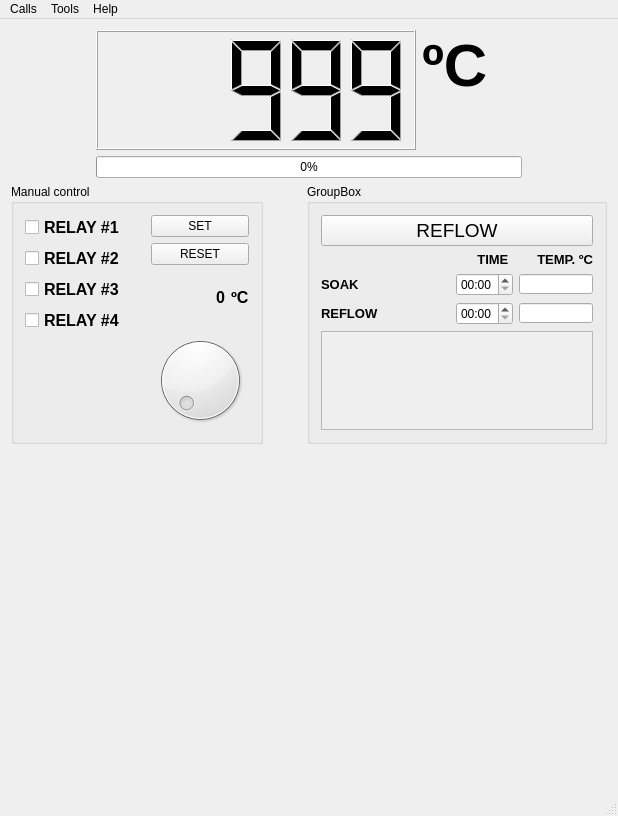
The window that mainwindow.ui (jarkko-hautakorpi/reflow-oven-controller) describes before a commit, drawn with Qt 5.
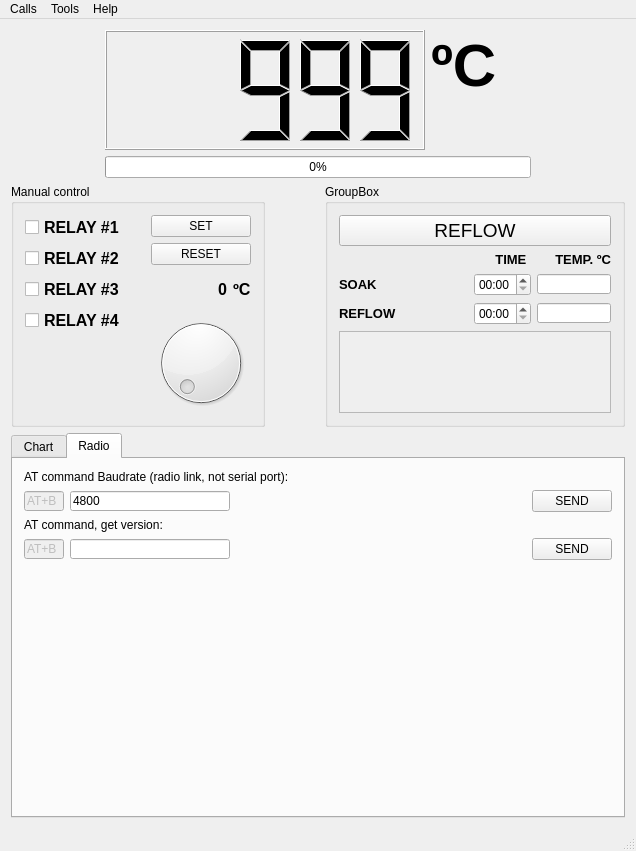
The same window after the commit. Icons and pictures are not drawn.

```diff
--- a/mainwindow.ui
+++ b/mainwindow.ui
@@ -6,8 +6,8 @@
    <rect>
     <x>0</x>
     <y>0</y>
-    <width>618</width>
-    <height>816</height>
+    <width>636</width>
+    <height>851</height>
    </rect>
   </property>
   <property name="windowTitle">
@@ -124,19 +124,6 @@
       </item>
      </layout>
     </item>
-    <item>
-     <spacer name="verticalSpacer_3">
-      <property name="orientation">
-       <enum>Qt::Vertical</enum>
-      </property>
-      <property name="sizeHint" stdset="0">
-       <size>
-        <width>20</width>
-        <height>40</height>
-       </size>
-      </property>
-     </spacer>
-    </item>
     <item>
      <layout class="QHBoxLayout" name="horizontalLayout_8">
       <item>
@@ -529,6 +516,16 @@
      </layout>
     </item>
     <item>
+     <widget class="QTabWidget" name="tabWidget">
+      <property name="currentIndex">
+       <number>1</number>
+      </property>
+      <widget class="QWidget" name="tab">
+       <attribute name="title">
+        <string>Chart</string>
+       </attribute>
+       <layout class="QVBoxLayout" name="verticalLayout_13">
+        <item>
      <layout class="QVBoxLayout" name="verticalLayout_11">
       <item>
        <layout class="QHBoxLayout" name="horizontalLayout_9">
@@ -614,12 +611,219 @@
     </item>
    </layout>
   </widget>
+      <widget class="QWidget" name="tab_2">
+       <attribute name="title">
+        <string>Radio</string>
+       </attribute>
+       <layout class="QVBoxLayout" name="verticalLayout_16">
+        <item>
+         <layout class="QVBoxLayout" name="verticalLayout_14">
+          <item>
+           <widget class="QLabel" name="label_6">
+            <property name="text">
+             <string>AT command Baudrate (radio link, not serial port):</string>
+            </property>
+           </widget>
+          </item>
+          <item>
+           <layout class="QHBoxLayout" name="horizontalLayout_10">
+            <item>
+             <widget class="QLineEdit" name="lineEdit">
+              <property name="enabled">
+               <bool>false</bool>
+              </property>
+              <property name="sizePolicy">
+               <sizepolicy hsizetype="Fixed" vsizetype="Fixed">
+                <horstretch>0</horstretch>
+                <verstretch>0</verstretch>
+               </sizepolicy>
+              </property>
+              <property name="minimumSize">
+               <size>
+                <width>40</width>
+                <height>20</height>
+               </size>
+              </property>
+              <property name="maximumSize">
+               <size>
+                <width>40</width>
+                <height>20</height>
+               </size>
+              </property>
+              <property name="text">
+               <string>AT+B</string>
+              </property>
+             </widget>
+            </item>
+            <item>
+             <widget class="QLineEdit" name="lineEdit_ATBAUDRATE">
+              <property name="maximumSize">
+               <size>
+                <width>160</width>
+                <height>20</height>
+               </size>
+              </property>
+              <property name="text">
+               <string>4800</string>
+              </property>
+             </widget>
+            </item>
+            <item>
+             <spacer name="horizontalSpacer_9">
+              <property name="orientation">
+               <enum>Qt::Horizontal</enum>
+              </property>
+              <property name="sizeHint" stdset="0">
+               <size>
+                <width>40</width>
+                <height>20</height>
+               </size>
+              </property>
+             </spacer>
+            </item>
+            <item>
+             <widget class="QPushButton" name="pushButton_sendAT_Baudrate">
+              <property name="text">
+               <string>SEND</string>
+              </property>
+             </widget>
+            </item>
+           </layout>
+          </item>
+         </layout>
+        </item>
+        <item>
+         <layout class="QVBoxLayout" name="verticalLayout_15">
+          <item>
+           <widget class="QLabel" name="label_7">
+            <property name="text">
+             <string>AT command, get version:</string>
+            </property>
+           </widget>
+          </item>
+          <item>
+           <layout class="QHBoxLayout" name="horizontalLayout_11">
+            <item>
+             <widget class="QLineEdit" name="lineEdit_3">
+              <property name="enabled">
+               <bool>false</bool>
+              </property>
+              <property name="sizePolicy">
+               <sizepolicy hsizetype="Fixed" vsizetype="Fixed">
+                <horstretch>0</horstretch>
+                <verstretch>0</verstretch>
+               </sizepolicy>
+              </property>
+              <property name="minimumSize">
+               <size>
+                <width>40</width>
+                <height>20</height>
+               </size>
+              </property>
+              <property name="maximumSize">
+               <size>
+                <width>40</width>
+                <height>20</height>
+               </size>
+              </property>
+              <property name="text">
+               <string>AT+B</string>
+              </property>
+             </widget>
+            </item>
+            <item>
+             <widget class="QLineEdit" name="lineEdit_4">
+              <property name="maximumSize">
+               <size>
+                <width>160</width>
+                <height>20</height>
+               </size>
+              </property>
+              <property name="text">
+               <string/>
+              </property>
+             </widget>
+            </item>
+            <item>
+             <spacer name="horizontalSpacer_10">
+              <property name="orientation">
+               <enum>Qt::Horizontal</enum>
+              </property>
+              <property name="sizeHint" stdset="0">
+               <size>
+                <width>40</width>
+                <height>20</height>
+               </size>
+              </property>
+             </spacer>
+            </item>
+            <item>
+             <widget class="QPushButton" name="pushButton_sendAT_GetVersion">
+              <property name="text">
+               <string>SEND</string>
+              </property>
+             </widget>
+            </item>
+           </layout>
+          </item>
+         </layout>
+        </item>
+        <item>
+         <widget class="QLabel" name="label_8">
+          <property name="sizePolicy">
+           <sizepolicy hsizetype="Fixed" vsizetype="Fixed">
+            <horstretch>0</horstretch>
+            <verstretch>0</verstretch>
+           </sizepolicy>
+          </property>
+          <property name="minimumSize">
+           <size>
+            <width>431</width>
+            <height>191</height>
+           </size>
+          </property>
+          <property name="maximumSize">
+           <size>
+            <width>431</width>
+            <height>191</height>
+           </size>
+          </property>
+          <property name="text">
+           <string/>
+          </property>
+          <property name="pixmap">
+           <pixmap resource="terminal.qrc">:/images/HC-11RADIO.png</pixmap>
+          </property>
+          <property name="scaledContents">
+           <bool>false</bool>
+          </property>
+         </widget>
+        </item>
+        <item>
+         <spacer name="verticalSpacer_3">
+          <property name="orientation">
+           <enum>Qt::Vertical</enum>
+          </property>
+          <property name="sizeHint" stdset="0">
+           <size>
+            <width>20</width>
+            <height>40</height>
+           </size>
+          </property>
+         </spacer>
+        </item>
+       </layout>
+      </widget>
+     </widget>
+    </item>
+   </layout>
+  </widget>
   <widget class="QMenuBar" name="menuBar">
    <property name="geometry">
     <rect>
      <x>0</x>
      <y>0</y>
-     <width>618</width>
+     <width>636</width>
      <height>21</height>
     </rect>
    </property>
```
Lines whose indentation alone changed are shown as unchanged.
